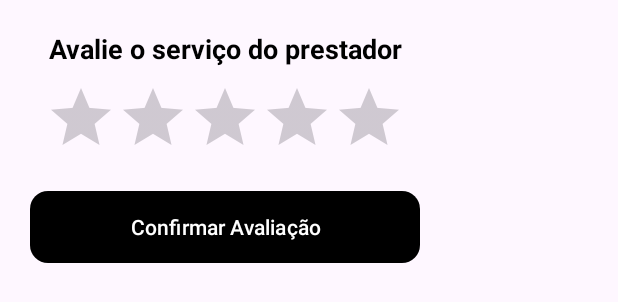
After one commit to vitorpeclat/prototipo_fixtrada, an Android app: the layout popup_avaliacao.xml on its own in the app's theme, with its tools: preview values and no code run, on a phone screen of 412 x 824 dp. The commit adds this screen. Shown: the top 302 px of the screen. Run offline under Robolectric (Android 15) with nearby library versions, the phone set to English and light mode, and no system bars.

Commit message:
avaliação

```diff
--- /dev/null
+++ b/app/src/main/res/layout/popup_avaliacao.xml
@@ -0,0 +1,32 @@
+<?xml version="1.0" encoding="utf-8"?>
+<LinearLayout xmlns:android="http://schemas.android.com/apk/res/android"
+    android:layout_width="300dp"
+    android:layout_height="wrap_content"
+    android:padding="20dp"
+    android:orientation="vertical"
+    android:gravity="center">
+
+    <TextView
+        android:text="Avalie o serviço do prestador"
+        android:textSize="18sp"
+        android:textStyle="bold"
+        android:gravity="center"
+        android:layout_marginBottom="10dp"
+        android:layout_width="wrap_content"
+        android:layout_height="wrap_content" />
+
+    <RatingBar
+        android:id="@+id/ratingBar"
+        android:numStars="5"
+        android:stepSize="1"
+        android:layout_width="wrap_content"
+        android:layout_height="wrap_content" />
+
+    <Button
+        android:id="@+id/btnConfirmar"
+        android:text="Confirmar Avaliação"
+        android:background="@drawable/button_static"
+        android:layout_marginTop="15dp"
+        android:layout_width="match_parent"
+        android:layout_height="wrap_content" />
+</LinearLayout>
```
Also changed, not shown: app/src/main/java/com/example/prototipo_fixtrada/Banco.java (+5 -7 lines), app/src/main/java/com/example/prototipo_fixtrada/Maps.java (+10 -4 lines), app/src/main/java/com/example/prototipo_fixtrada/PopupAvaliacao.java (added, +40 -0 lines), app/src/main/res/layout/activity_maps.xml (+30 -7 lines).
